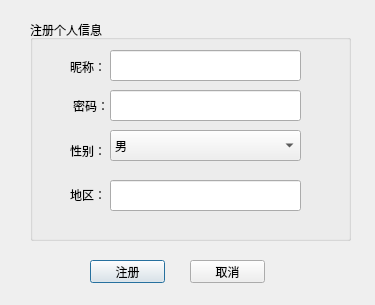
The window that registration.ui (rayfung/tux-im-client) describes before a commit, drawn with Qt 5.
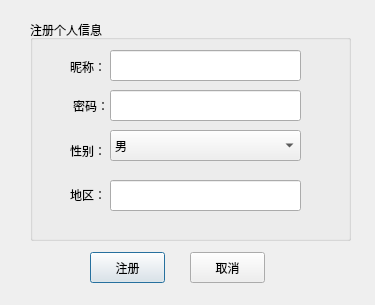
The same window after the commit.

```diff
--- a/registration.ui
+++ b/registration.ui
@@ -135,9 +135,9 @@
    <property name="geometry">
     <rect>
      <x>90</x>
-     <y>260</y>
+     <y>252</y>
      <width>75</width>
-     <height>23</height>
+     <height>31</height>
     </rect>
    </property>
    <property name="text">
@@ -148,9 +148,9 @@
    <property name="geometry">
     <rect>
      <x>190</x>
-     <y>260</y>
+     <y>252</y>
      <width>75</width>
-     <height>23</height>
+     <height>31</height>
     </rect>
    </property>
    <property name="text">
```
